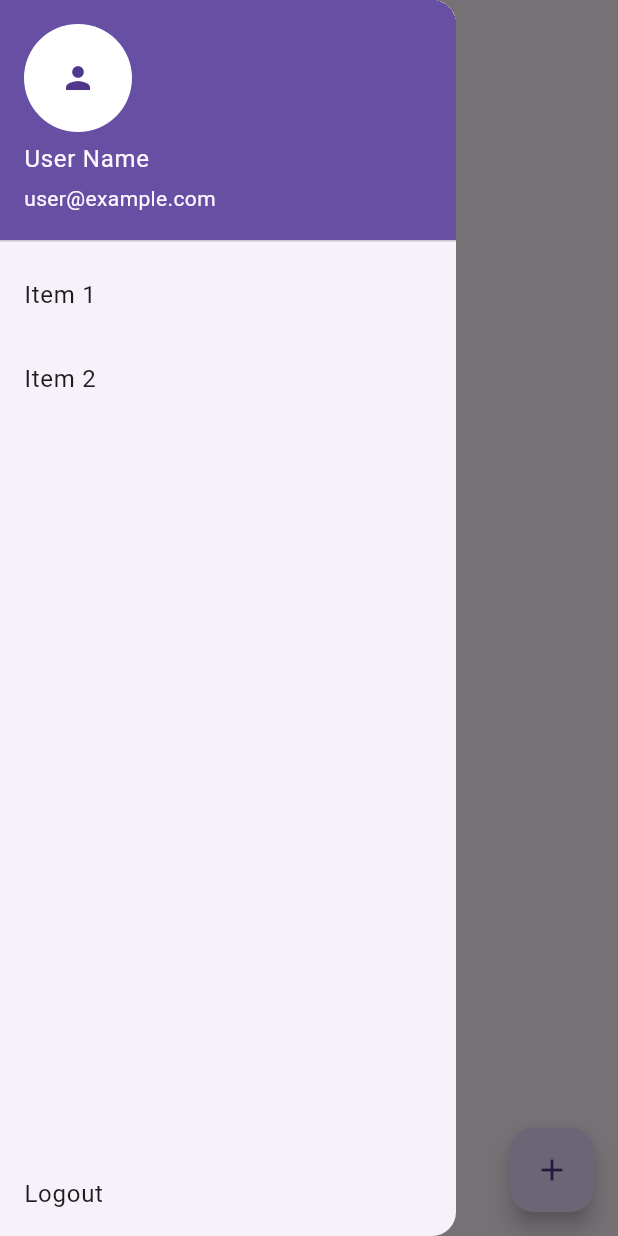
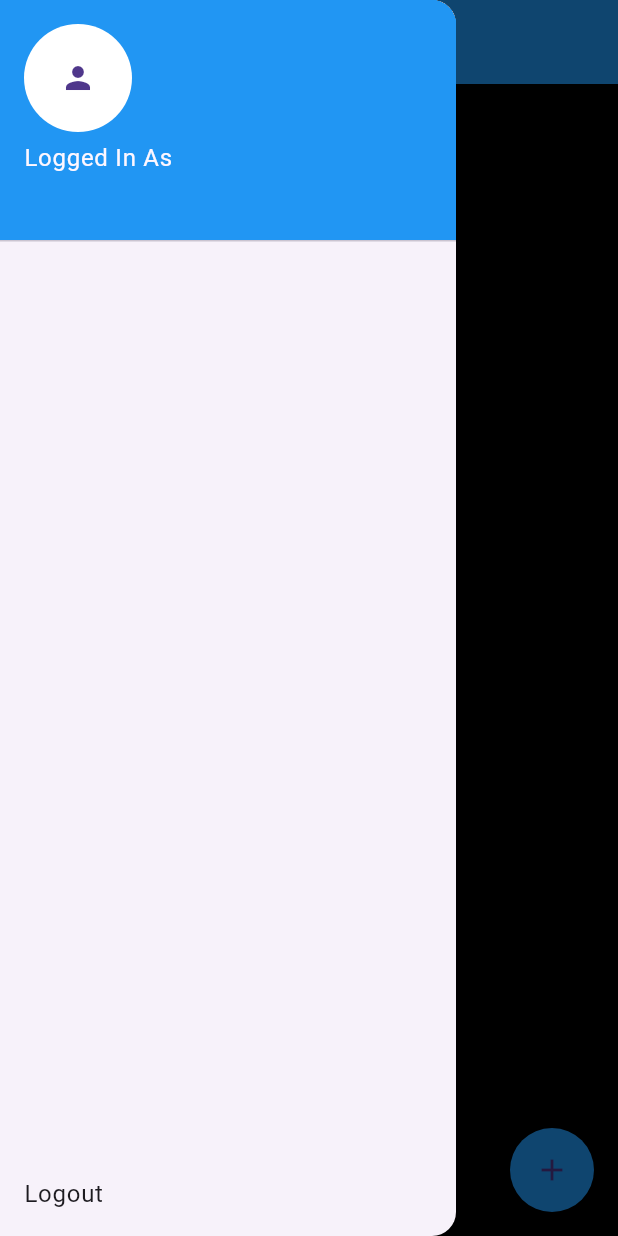
Before and after one commit to RedDotz20/flutter_notes_app, a Flutter app: the screen it shows once a user with an empty profile is signed in, with the side drawer open, on a phone screen of 412 x 824 dp. Run offline on Flutter 3.47's test engine with Material 3 defaults, Android fonts, the phone set to English and light mode, and no system bars; our stand-ins replace cloud_firestore, firebase_auth, firebase_core; accounts and stored records are empty.

Commit message:
update: home-page UI

```diff
--- a/lib/pages/home_page.dart
+++ b/lib/pages/home_page.dart
@@ -30,14 +30,50 @@ class _HomePageState extends State<HomePage> {
   }
 
   // open dialog box to add note
-  void openNoteBox({String? docID}) {
+  void openNoteBox(
+      {String? docID, String action = "add", String? defaultNote}) {
+    textController.text = defaultNote ?? "";
     showDialog(
       context: context,
       builder: (context) => AlertDialog(
+        shape: RoundedRectangleBorder(
+          borderRadius:
+              BorderRadius.circular(8.0), // Adjust the radius as needed
+        ),
+        title: Text(
+            action == "add" ? "Add Note" : "Update Note"), // Add a title here
         content: TextField(
           controller: textController,
+          decoration: const InputDecoration(
+            focusedBorder: UnderlineInputBorder(
+              borderSide: BorderSide(
+                  color: Colors.blue), // Set the underline color to blue
+            ),
+          ),
+          cursorColor: Colors.blue,
         ),
         actions: [
+          TextButton(
+            onPressed: () {
+              // Cancel button action
+              Navigator.pop(context);
+            },
+            style: ElevatedButton.styleFrom(
+              // backgroundColor: Colors.grey, // Set the button color to grey
+              shape: RoundedRectangleBorder(
+                borderRadius:
+                    BorderRadius.circular(5.0), // Minimal border radius
+              ),
+            ),
+            child: const Text(
+              "Cancel",
+              style: TextStyle(
+                color: Colors.black,
+                fontSize: 16.0,
+                fontWeight: FontWeight.bold,
+              ),
+            ),
+          ),
           ElevatedButton(
             onPressed: () {
               // add note to firestore
@@ -59,7 +95,21 @@ class _HomePageState extends State<HomePage> {
               //close the box
               Navigator.pop(context);
             },
-            child: const Text("Add"),
+            style: ElevatedButton.styleFrom(
+              backgroundColor: Colors.blue, // Set the button color to blue
+              shape: RoundedRectangleBorder(
+                borderRadius:
+                    BorderRadius.circular(5.0), // Minimal border radius
+              ),
+            ),
+            child: Text(
+              action == "add" ? "ADD" : "UPDATE",
+              style: const TextStyle(
+                color: Colors.white,
+                fontSize: 16.0,
+                fontWeight: FontWeight.bold,
+              ),
+            ),
           ),
         ],
       ),
@@ -69,29 +119,39 @@ class _HomePageState extends State<HomePage> {
   @override
   Widget build(BuildContext context) {
     return Scaffold(
-      appBar: AppBar(title: const Text("Notes")),
+      backgroundColor: Colors.black,
+      appBar: AppBar(
+        title: const Text("Notes List",
+            style: TextStyle(
+              color: Colors.white,
+              fontWeight: FontWeight.bold,
+            )),
+        backgroundColor: Colors.blue,
+        iconTheme: const IconThemeData(color: Colors.white),
+      ),
       drawer: Drawer(
-        child: Column(
+        child: StreamBuilder<User?>(
+          stream: FirebaseAuth.instance.authStateChanges(),
+          builder: (context, snapshot) {
+            if (snapshot.connectionState == ConnectionState.waiting) {
+              return const CircularProgressIndicator();
+            }
+
+            User? user = snapshot.data;
+
+            if (user != null) {
+              return Column(
                 children: <Widget>[
-            const UserAccountsDrawerHeader(
-              accountName: Text("User Name"),
-              accountEmail: Text("user@example.com"),
-              currentAccountPicture: CircleAvatar(
+                  UserAccountsDrawerHeader(
+                    accountName: const Text("Logged In As"),
+                    accountEmail: Text(user.email ?? "user@example.com"),
+                    currentAccountPicture: const CircleAvatar(
                       backgroundColor: Colors.white,
                       child: Icon(Icons.person),
                     ),
+                    decoration: const BoxDecoration(
+                      color: Colors.blue, // Set your desired color here
                     ),
-            ListTile(
-              title: const Text('Item 1'),
-              onTap: () {
-                // Handle item 1 press
-              },
-            ),
-            ListTile(
-              title: const Text('Item 2'),
-              onTap: () {
-                // Handle item 2 press
-              },
                   ),
                   const Spacer(),
                   ListTile(
@@ -103,10 +163,22 @@ class _HomePageState extends State<HomePage> {
                     },
                   ),
                 ],
+              );
+            } else {
+              return const ListTile(
+                title: Text('Not signed in'),
+              );
+            }
+          },
         ),
       ),
       floatingActionButton: FloatingActionButton(
         onPressed: () => openNoteBox(),
+        backgroundColor: Colors.blue,
+        tooltip: 'Add Note',
+        shape: RoundedRectangleBorder(
+          borderRadius: BorderRadius.circular(100),
+        ),
         child: const Icon(Icons.add),
       ),
       body: StreamBuilder<QuerySnapshot>(
@@ -131,21 +203,34 @@ class _HomePageState extends State<HomePage> {
 
                 // display as a list title
                 return ListTile(
-                  title: Text(noteText),
+                  title: Text(
+                    noteText,
+                    style: const TextStyle(
+                      color: Colors.white,
+                      fontSize: 16.0,
+                      fontWeight: FontWeight.w400,
+                    ),
+                  ),
                   trailing: Row(
                     mainAxisSize: MainAxisSize.min,
                     children: [
                       // update button
                       IconButton(
-                          onPressed: () => openNoteBox(docID: docID),
-                          icon: const Icon(Icons.settings)),
+                        onPressed: () => openNoteBox(
+                            docID: docID,
+                            action: "update",
+                            defaultNote: noteText),
+                        icon: const Icon(Icons.edit),
+                        color: Colors.white,
+                      ),
 
                       // delete button
                       IconButton(
                           onPressed: () => firestoreService.deleteNote(
                                 docID,
                               ),
-                          icon: const Icon(Icons.delete)),
+                          icon: const Icon(Icons.delete),
+                          color: Colors.red),
                     ],
                   ),
                 );
```
Lines whose indentation alone changed are shown as unchanged.
